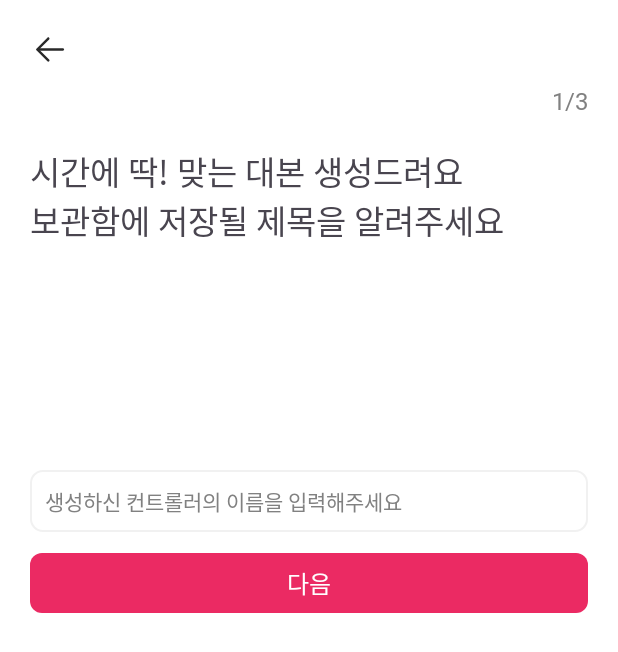
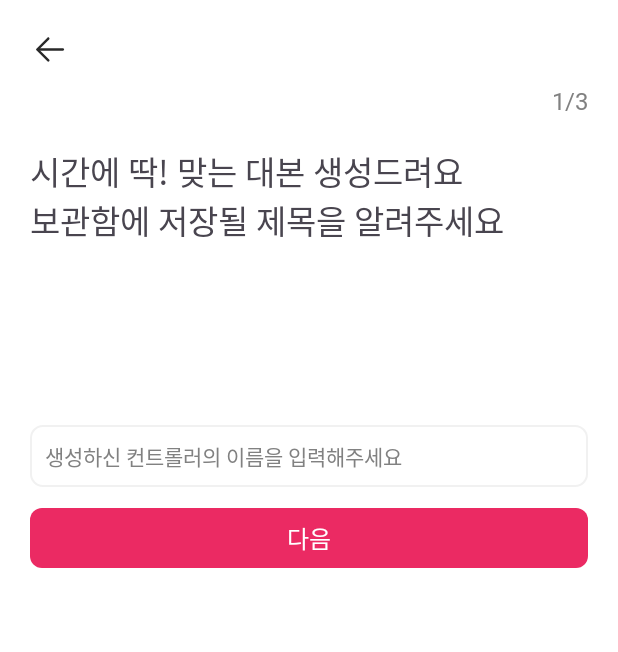
Before and after one commit to balpyo-myeotbun/balpyoMyeotbun-android, an Android app: the fragment ScriptTitleFragment shown on its own in the app's theme, on a phone screen of 412 x 824 dp. Shown: the top 652 px of the screen. Run offline under Robolectric (Android 15) with nearby library versions, the phone set to English and light mode, and no system bars.

Commit message:
[#10] 발표 시간 맞춤형 스크립트 생성 화면 디테일 수정

```diff
--- a/app/src/main/res/layout/fragment_script_result.xml
+++ b/app/src/main/res/layout/fragment_script_result.xml
@@ -44,7 +44,7 @@
         app:layout_constraintTop_toBottomOf="@+id/toolbar" />
 
     <TextView
-        android:id="@+id/textView3"
+        android:id="@+id/textView_edit"
         android:layout_width="wrap_content"
         android:layout_height="wrap_content"
         android:layout_marginTop="5dp"
@@ -66,6 +66,8 @@
         android:layout_marginTop="5dp"
         android:layout_marginEnd="20dp"
         android:layout_marginBottom="5dp"
+        android:enabled="true"
+        android:editable="false"
         android:background="@drawable/background_text"
         android:ems="10"
         android:gravity="start|top"
@@ -78,7 +80,7 @@
         app:layout_constraintBottom_toTopOf="@+id/button_edit"
         app:layout_constraintEnd_toEndOf="parent"
         app:layout_constraintStart_toStartOf="parent"
-        app:layout_constraintTop_toBottomOf="@+id/textView3" />
+        app:layout_constraintTop_toBottomOf="@+id/textView_edit" />
 
     <Button
         android:id="@+id/button_edit"
--- a/app/src/main/res/layout/fragment_script_title.xml
+++ b/app/src/main/res/layout/fragment_script_title.xml
@@ -34,13 +34,14 @@
         android:layout_width="0dp"
         android:layout_height="wrap_content"
         android:layout_marginStart="20dp"
-        android:layout_marginTop="150dp"
+        android:layout_marginTop="120dp"
         android:layout_marginEnd="20dp"
         android:background="@drawable/background_edittext"
         android:ems="10"
         android:fontFamily="@font/pretendard_regular"
         android:hint="생성하신 컨트롤러의 이름을 입력해주세요"
         android:inputType="text"
+        android:maxLength="10"
         android:padding="10dp"
         android:textColor="@color/text"
         android:textColorHint="@color/gray3"
```
